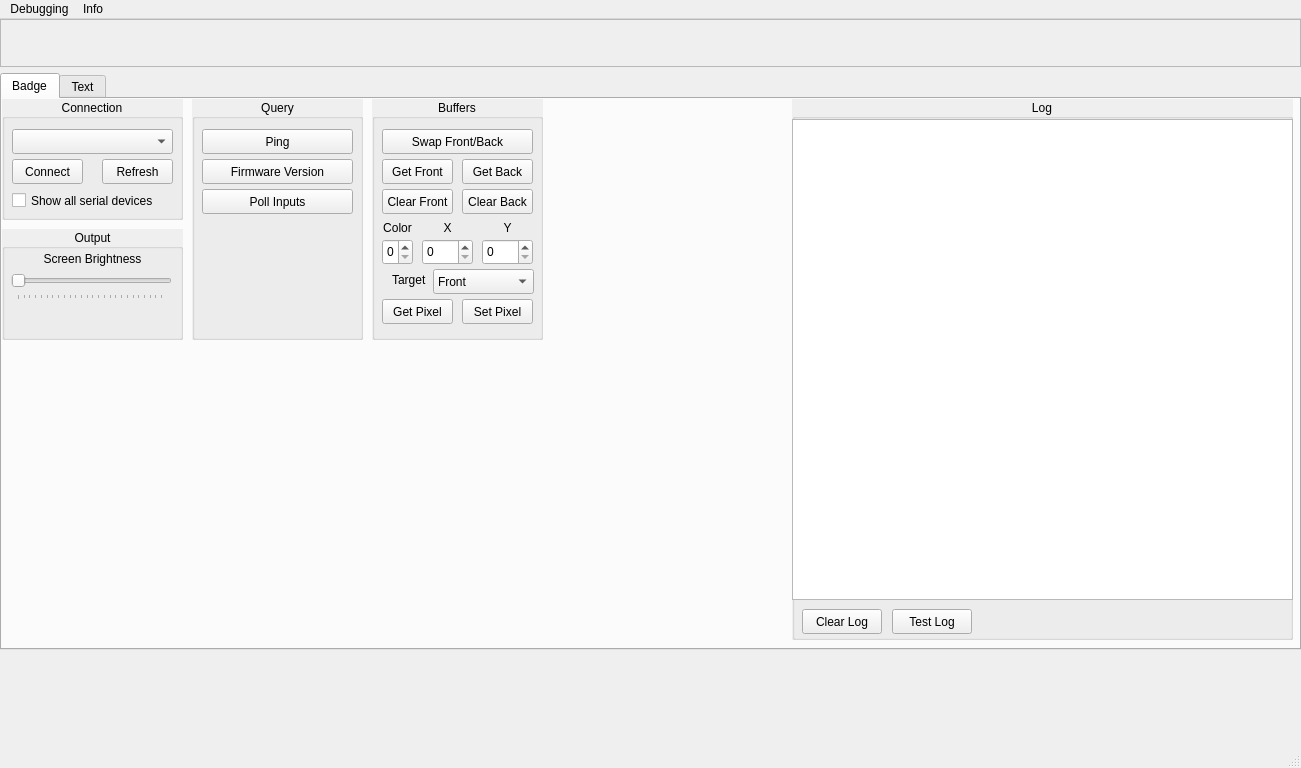
Old version of the form LedBadgeQt/mainwindow.ui in the repository J0w03L/LedBadge.
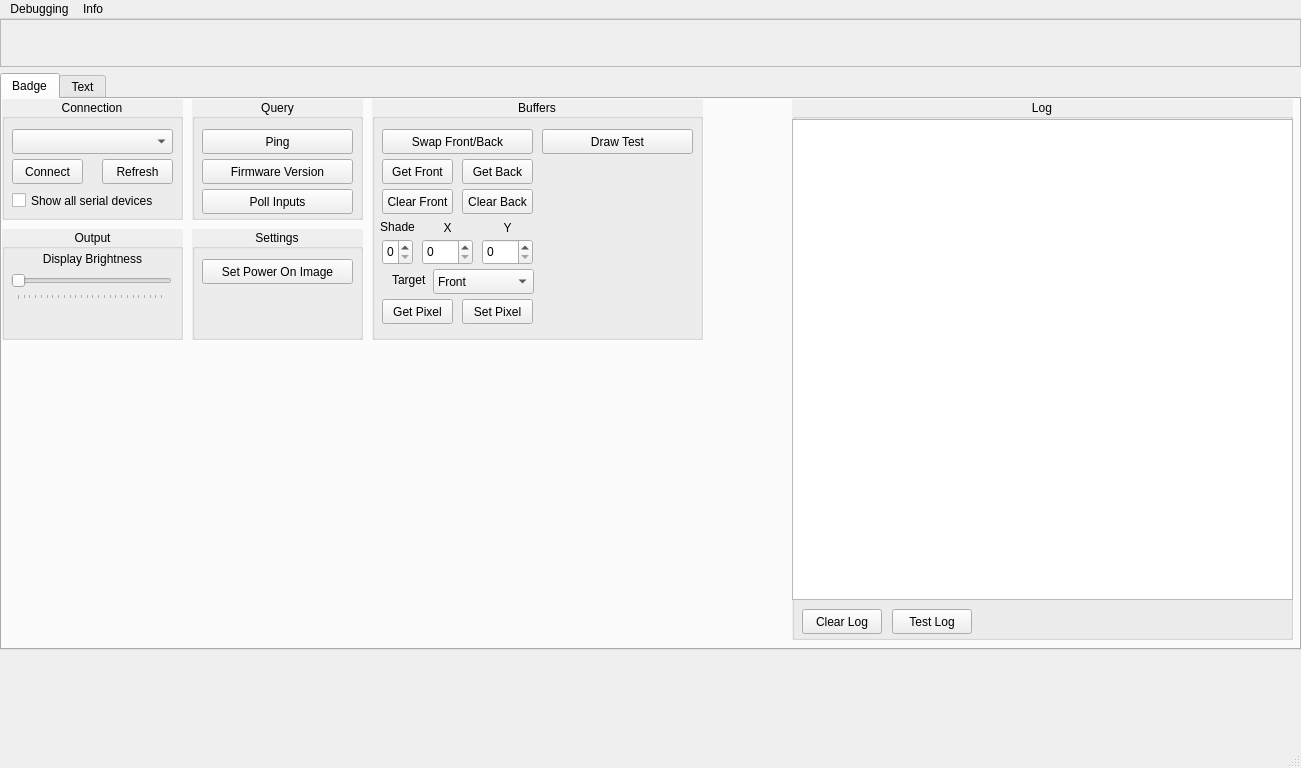
New version of the form.

Commit message: GetPixel, SolidFill, Fill and SetPowerOnImage

```diff
--- a/LedBadgeQt/mainwindow.ui
+++ b/LedBadgeQt/mainwindow.ui
@@ -282,7 +282,7 @@
            <x>190</x>
            <y>0</y>
            <width>171</width>
-           <height>241</height>
+           <height>121</height>
           </rect>
          </property>
          <property name="autoFillBackground">
@@ -362,7 +362,7 @@
            </rect>
           </property>
           <property name="text">
-           <string>Screen Brightness</string>
+           <string>Display Brightness</string>
           </property>
           <property name="alignment">
            <set>Qt::AlignCenter</set>
@@ -393,7 +393,7 @@
           <rect>
            <x>370</x>
            <y>0</y>
-           <width>171</width>
+           <width>331</width>
            <height>241</height>
           </rect>
          </property>
@@ -487,14 +487,14 @@
          <widget class="QLabel" name="label_2">
           <property name="geometry">
            <rect>
-            <x>10</x>
+            <x>0</x>
             <y>120</y>
-            <width>31</width>
-            <height>17</height>
+            <width>51</width>
+            <height>16</height>
            </rect>
           </property>
           <property name="text">
-           <string>Color</string>
+           <string>Shade</string>
           </property>
           <property name="alignment">
            <set>Qt::AlignCenter</set>
@@ -618,6 +618,57 @@
           </property>
           <property name="text">
            <string>Clear Back</string>
+          </property>
+         </widget>
+         <widget class="QPushButton" name="bufferDrawTestButton">
+          <property name="geometry">
+           <rect>
+            <x>170</x>
+            <y>30</y>
+            <width>151</width>
+            <height>25</height>
+           </rect>
+          </property>
+          <property name="toolTip">
+           <string>Draw a test image onto the screen.</string>
+          </property>
+          <property name="text">
+           <string>Draw Test</string>
+          </property>
+         </widget>
+        </widget>
+        <widget class="QGroupBox" name="settingsGroupBox">
+         <property name="geometry">
+          <rect>
+           <x>190</x>
+           <y>130</y>
+           <width>171</width>
+           <height>111</height>
+          </rect>
+         </property>
+         <property name="autoFillBackground">
+          <bool>true</bool>
+         </property>
+         <property name="title">
+          <string>Settings</string>
+         </property>
+         <property name="alignment">
+          <set>Qt::AlignCenter</set>
+         </property>
+         <widget class="QPushButton" name="settingsSetPowerOnImageButton">
+          <property name="geometry">
+           <rect>
+            <x>10</x>
+            <y>30</y>
+            <width>151</width>
+            <height>25</height>
+           </rect>
+          </property>
+          <property name="toolTip">
+           <string>Set the power-on image to what is currently shown on the device's display.</string>
+          </property>
+          <property name="text">
+           <string>Set Power On Image</string>
           </property>
          </widget>
         </widget>
```
Left out of the diff: 57 changed lines with no effect on the pictures. The commit also changes 5 other files.
